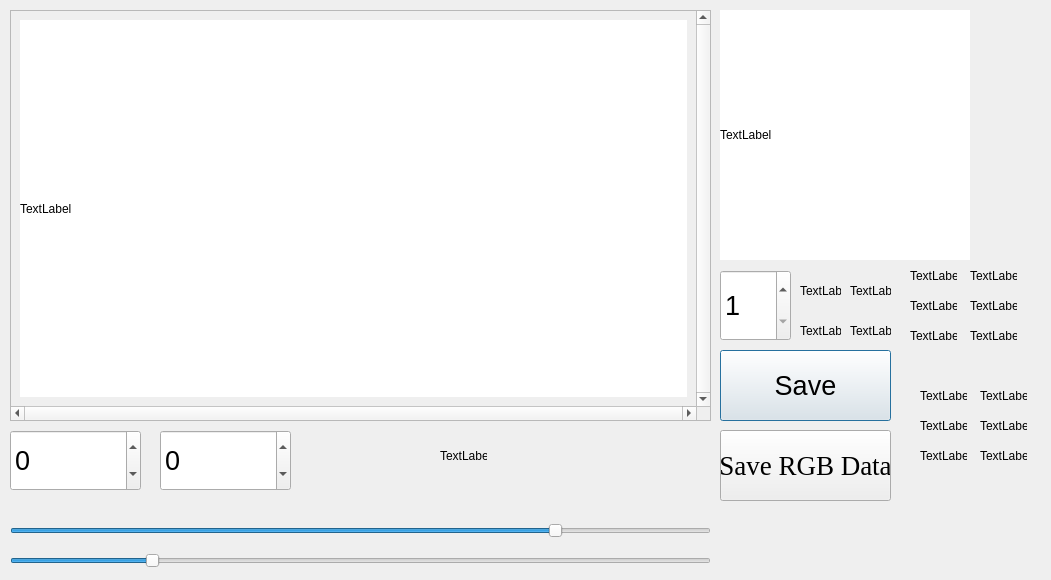
Above: dialog.ui from Chia-ChunHsu/NewCapture before the change. Below: the same form after it.
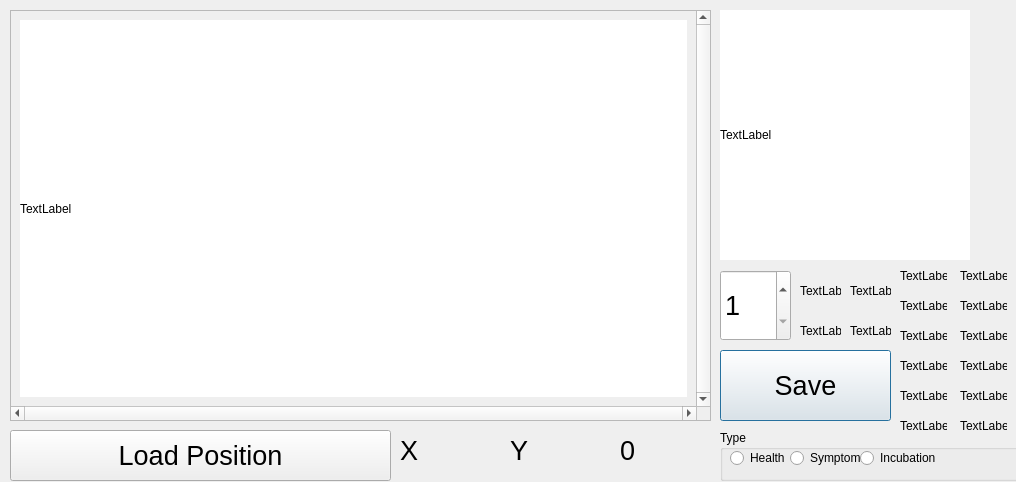
That is the form after the change.

```diff
--- a/dialog.ui
+++ b/dialog.ui
@@ -6,8 +6,8 @@
    <rect>
     <x>0</x>
     <y>0</y>
-    <width>1051</width>
-    <height>580</height>
+    <width>1016</width>
+    <height>482</height>
    </rect>
   </property>
   <property name="windowTitle">
@@ -170,122 +170,10 @@
     <string>TextLabel</string>
    </property>
   </widget>
-  <widget class="QSlider" name="UpperSlider">
-   <property name="geometry">
-    <rect>
-     <x>10</x>
-     <y>520</y>
-     <width>701</width>
-     <height>22</height>
-    </rect>
-   </property>
-   <property name="maximum">
-    <number>255</number>
-   </property>
-   <property name="value">
-    <number>200</number>
-   </property>
-   <property name="orientation">
-    <enum>Qt::Horizontal</enum>
-   </property>
-  </widget>
-  <widget class="QSlider" name="LowerSlider">
-   <property name="geometry">
-    <rect>
-     <x>10</x>
-     <y>550</y>
-     <width>701</width>
-     <height>22</height>
-    </rect>
-   </property>
-   <property name="maximum">
-    <number>255</number>
-   </property>
-   <property name="value">
-    <number>50</number>
-   </property>
-   <property name="orientation">
-    <enum>Qt::Horizontal</enum>
-   </property>
-  </widget>
-  <widget class="QPushButton" name="SaveRGBData">
-   <property name="geometry">
-    <rect>
-     <x>720</x>
-     <y>430</y>
-     <width>171</width>
-     <height>71</height>
-    </rect>
-   </property>
-   <property name="font">
-    <font>
-     <family>Times New Roman</family>
-     <pointsize>20</pointsize>
-    </font>
-   </property>
-   <property name="text">
-    <string>Save RGB Data</string>
-   </property>
-  </widget>
-  <widget class="QSpinBox" name="xSpinBox">
-   <property name="geometry">
-    <rect>
-     <x>10</x>
-     <y>430</y>
-     <width>131</width>
-     <height>61</height>
-    </rect>
-   </property>
-   <property name="font">
-    <font>
-     <pointsize>20</pointsize>
-    </font>
-   </property>
-   <property name="minimum">
-    <number>-10</number>
-   </property>
-   <property name="maximum">
-    <number>10</number>
-   </property>
-  </widget>
-  <widget class="QSpinBox" name="ySpinBox">
-   <property name="geometry">
-    <rect>
-     <x>160</x>
-     <y>430</y>
-     <width>131</width>
-     <height>61</height>
-    </rect>
-   </property>
-   <property name="font">
-    <font>
-     <pointsize>20</pointsize>
-    </font>
-   </property>
-   <property name="minimum">
-    <number>-10</number>
-   </property>
-   <property name="maximum">
-    <number>10</number>
-   </property>
-  </widget>
-  <widget class="QLabel" name="label">
-   <property name="geometry">
-    <rect>
-     <x>440</x>
-     <y>450</y>
-     <width>47</width>
-     <height>12</height>
-    </rect>
-   </property>
-   <property name="text">
-    <string>TextLabel</string>
-   </property>
-  </widget>
   <widget class="QLabel" name="pn1">
    <property name="geometry">
     <rect>
-     <x>910</x>
+     <x>900</x>
      <y>270</y>
      <width>47</width>
      <height>12</height>
@@ -298,7 +186,7 @@
   <widget class="QLabel" name="pn2">
    <property name="geometry">
     <rect>
-     <x>970</x>
+     <x>960</x>
      <y>270</y>
      <width>47</width>
      <height>12</height>
@@ -311,7 +199,7 @@
   <widget class="QLabel" name="pn3">
    <property name="geometry">
     <rect>
-     <x>910</x>
+     <x>900</x>
      <y>300</y>
      <width>47</width>
      <height>12</height>
@@ -324,7 +212,7 @@
   <widget class="QLabel" name="pn4">
    <property name="geometry">
     <rect>
-     <x>970</x>
+     <x>960</x>
      <y>300</y>
      <width>47</width>
      <height>12</height>
@@ -337,7 +225,7 @@
   <widget class="QLabel" name="pn5">
    <property name="geometry">
     <rect>
-     <x>910</x>
+     <x>900</x>
      <y>330</y>
      <width>47</width>
      <height>12</height>
@@ -350,7 +238,7 @@
   <widget class="QLabel" name="pn6">
    <property name="geometry">
     <rect>
-     <x>970</x>
+     <x>960</x>
      <y>330</y>
      <width>47</width>
      <height>12</height>
@@ -363,8 +251,8 @@
   <widget class="QLabel" name="ndiv1">
    <property name="geometry">
     <rect>
-     <x>920</x>
-     <y>390</y>
+     <x>900</x>
+     <y>360</y>
      <width>47</width>
      <height>12</height>
     </rect>
@@ -376,8 +264,8 @@
   <widget class="QLabel" name="ndiv2">
    <property name="geometry">
     <rect>
-     <x>980</x>
-     <y>390</y>
+     <x>960</x>
+     <y>360</y>
      <width>47</width>
      <height>12</height>
     </rect>
@@ -389,8 +277,8 @@
   <widget class="QLabel" name="ndiv3">
    <property name="geometry">
     <rect>
-     <x>920</x>
-     <y>420</y>
+     <x>900</x>
+     <y>390</y>
      <width>47</width>
      <height>12</height>
     </rect>
@@ -402,8 +290,8 @@
   <widget class="QLabel" name="ndiv4">
    <property name="geometry">
     <rect>
-     <x>980</x>
-     <y>420</y>
+     <x>960</x>
+     <y>390</y>
      <width>47</width>
      <height>12</height>
     </rect>
@@ -415,8 +303,8 @@
   <widget class="QLabel" name="ndiv5">
    <property name="geometry">
     <rect>
-     <x>920</x>
-     <y>450</y>
+     <x>900</x>
+     <y>420</y>
      <width>47</width>
      <height>12</height>
     </rect>
@@ -428,8 +316,8 @@
   <widget class="QLabel" name="ndiv6">
    <property name="geometry">
     <rect>
-     <x>980</x>
-     <y>450</y>
+     <x>960</x>
+     <y>420</y>
      <width>47</width>
      <height>12</height>
     </rect>
@@ -438,6 +326,136 @@
     <string>TextLabel</string>
    </property>
   </widget>
+  <widget class="QGroupBox" name="groupBox">
+   <property name="geometry">
+    <rect>
+     <x>720</x>
+     <y>430</y>
+     <width>301</width>
+     <height>51</height>
+    </rect>
+   </property>
+   <property name="title">
+    <string>Type</string>
+   </property>
+   <widget class="QRadioButton" name="radioButtonH">
+    <property name="geometry">
+     <rect>
+      <x>10</x>
+      <y>20</y>
+      <width>61</width>
+      <height>16</height>
+     </rect>
+    </property>
+    <property name="text">
+     <string>Health</string>
+    </property>
+   </widget>
+   <widget class="QRadioButton" name="radioButtonS">
+    <property name="geometry">
+     <rect>
+      <x>70</x>
+      <y>20</y>
+      <width>71</width>
+      <height>16</height>
+     </rect>
+    </property>
+    <property name="text">
+     <string>Symptom</string>
+    </property>
+   </widget>
+   <widget class="QRadioButton" name="radioButtonI">
+    <property name="geometry">
+     <rect>
+      <x>140</x>
+      <y>20</y>
+      <width>83</width>
+      <height>16</height>
+     </rect>
+    </property>
+    <property name="text">
+     <string>Incubation</string>
+    </property>
+   </widget>
+  </widget>
+  <widget class="QPushButton" name="LoadPosition">
+   <property name="geometry">
+    <rect>
+     <x>10</x>
+     <y>430</y>
+     <width>381</width>
+     <height>51</height>
+    </rect>
+   </property>
+   <property name="font">
+    <font>
+     <pointsize>20</pointsize>
+    </font>
+   </property>
+   <property name="text">
+    <string>Load Position</string>
+   </property>
+  </widget>
+  <widget class="QLabel" name="PositionX">
+   <property name="geometry">
+    <rect>
+     <x>400</x>
+     <y>430</y>
+     <width>101</width>
+     <height>41</height>
+    </rect>
+   </property>
+   <property name="font">
+    <font>
+     <pointsize>20</pointsize>
+    </font>
+   </property>
+   <property name="text">
+    <string>X</string>
+   </property>
+  </widget>
+  <widget class="QLabel" name="PositionY">
+   <property name="geometry">
+    <rect>
+     <x>510</x>
+     <y>430</y>
+     <width>101</width>
+     <height>41</height>
+    </rect>
+   </property>
+   <property name="font">
+    <font>
+     <pointsize>20</pointsize>
+    </font>
+   </property>
+   <property name="text">
+    <string>Y</string>
+   </property>
+  </widget>
+  <widget class="QLabel" name="DataNumber">
+   <property name="geometry">
+    <rect>
+     <x>620</x>
+     <y>430</y>
+     <width>101</width>
+     <height>41</height>
+    </rect>
+   </property>
+   <property name="sizePolicy">
+    <sizepolicy hsizetype="Preferred" vsizetype="Ignored">
+     <horstretch>0</horstretch>
+     <verstretch>0</verstretch>
+    </sizepolicy>
+   </property>
+   <property name="font">
+    <font>
+     <pointsize>20</pointsize>
+    </font>
+   </property>
+   <property name="text">
+    <string>0</string>
+   </property>
+  </widget>
  </widget>
  <resources/>
  <connections/>
```
